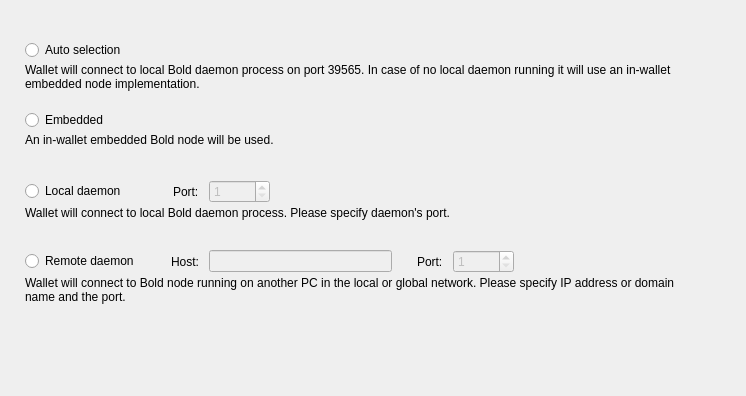
Old version of the form src/Gui/Options/ConnectionOptionsFrame.ui in the repository theboldtoken/bold.
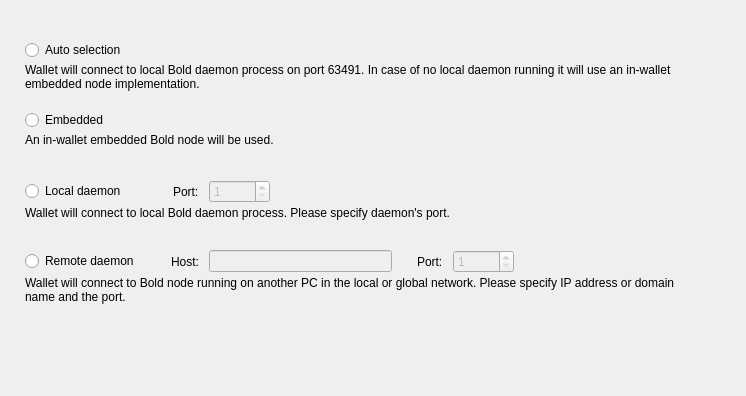
New version of the form. Custom widgets are drawn as their Qt base class.

Diff of the .ui file:
```diff
--- a/src/Gui/Options/ConnectionOptionsFrame.ui
+++ b/src/Gui/Options/ConnectionOptionsFrame.ui
@@ -81,7 +81,7 @@
       <item alignment="Qt::AlignTop">
        <widget class="WalletGui::WalletSmallGrayTextLabel" name="m_autoHelperLabel">
         <property name="text">
-         <string>Wallet will connect to local Bold daemon process on port 39565. In case of no local daemon running it will use an in-wallet embedded node implementation.</string>
+         <string>Wallet will connect to local Bold daemon process on port 63491. In case of no local daemon running it will use an in-wallet embedded node implementation.</string>
         </property>
         <property name="alignment">
          <set>Qt::AlignLeading|Qt::AlignLeft|Qt::AlignTop</set>
```
